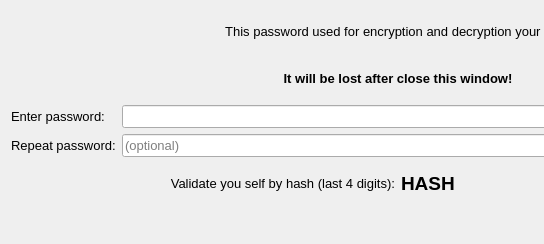
Above: gui/enterkey.ui from annndruha/SecurePhotos before the change; both pictures show x 0 to 544 and y 0 to 244 of the 796 by 244 pixel window. Below: the same form after it.
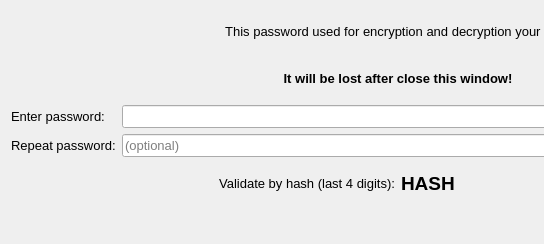
That is the form after the change. Icons and pictures are not drawn.

```diff
--- a/gui/enterkey.ui
+++ b/gui/enterkey.ui
@@ -93,7 +93,7 @@
      <item>
       <widget class="QLabel" name="label_5">
        <property name="text">
-        <string>Validate you self by hash (last 4 digits):</string>
+        <string>Validate by hash (last 4 digits):</string>
        </property>
        <property name="alignment">
         <set>Qt::AlignRight|Qt::AlignTrailing|Qt::AlignVCenter</set>
```
Left out of the diff: 2 changed lines with no effect on the pictures.
